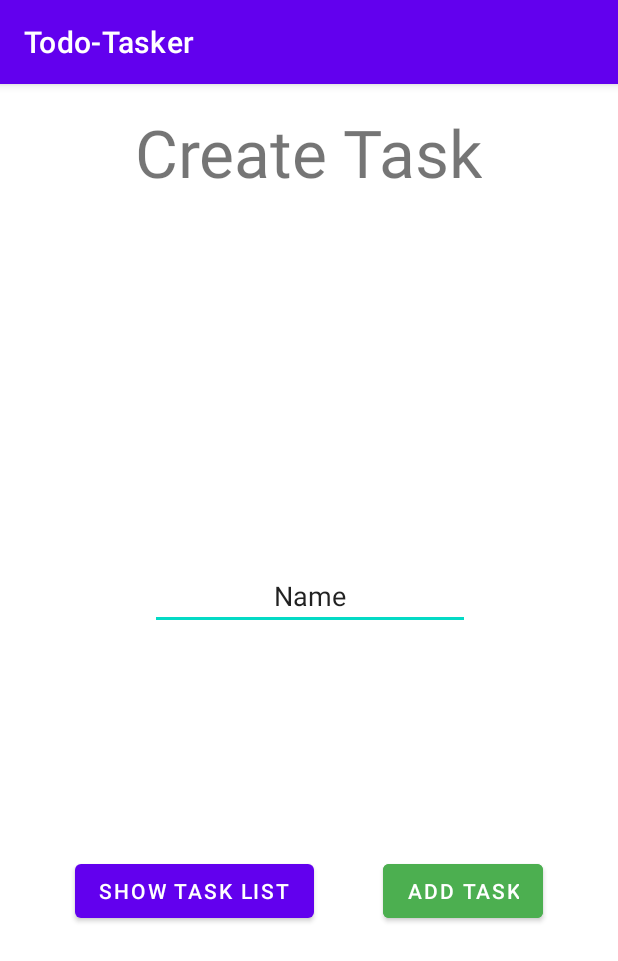
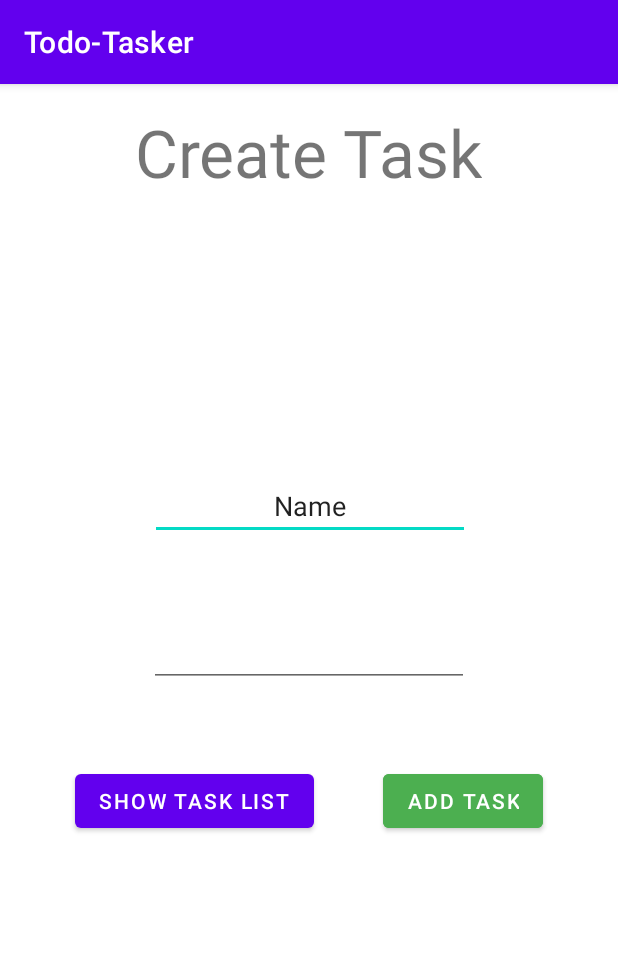
Before and after one commit to seichr/Team_02, an Android app: the screen it shows after launch (MainActivity), after a tap on "ADD TASK", on a phone screen of 412 x 824 dp. Shown: the top 961 px of the screen. Run offline under Robolectric (Android 15) with nearby library versions, the phone set to English and light mode, and no system bars; our stand-ins replace Room's generated code.

Commit message:
TT-003/003 Datepicker roughly works, needs plumbing now [EP, MK]

```diff
--- a/TodoTasker/app/src/main/java/com/backend/todo_tasker/MainActivity.kt
+++ b/TodoTasker/app/src/main/java/com/backend/todo_tasker/MainActivity.kt
@@ -1,5 +1,6 @@
 package com.backend.todo_tasker
 
+import android.app.DatePickerDialog
 import androidx.appcompat.app.AppCompatActivity
 import android.os.Bundle
 import android.widget.Button
@@ -7,11 +8,15 @@ import android.widget.EditText
 import kotlinx.coroutines.GlobalScope
 import kotlinx.coroutines.launch
 import android.content.Intent
+import android.icu.text.SimpleDateFormat
+import android.icu.util.Calendar
 import android.view.View
+import android.widget.DatePicker
 import com.backend.todo_tasker.database.DatabaseClass
 import com.backend.todo_tasker.database.Todo
 import com.backend.todo_tasker.database.TodoDatabase
 import com.backend.todo_tasker.tasklist_view.TodoListActivity
+import java.util.*
 import java.util.concurrent.Semaphore
 
 lateinit var dbClass: DatabaseClass
@@ -31,6 +36,24 @@ class MainActivity : AppCompatActivity() {
 
         dbClass = DatabaseClass(applicationContext)
         todoDb = dbClass.createDb()
+
+        //DarePicker Code
+        val myCalendar = Calendar.getInstance()
+        val edittext = findViewById<EditText>(R.id.editTextDate)
+        val date =
+            DatePickerDialog.OnDateSetListener { view, year, monthOfYear, dayOfMonth ->
+                myCalendar.set(Calendar.YEAR, year)
+                myCalendar.set(Calendar.MONTH, monthOfYear)
+                myCalendar.set(Calendar.DAY_OF_MONTH, dayOfMonth)
+                val myFormat = "dd/MM/yy"
+                val sdf = SimpleDateFormat(myFormat, Locale.US)
+                edittext.setText(sdf.format(myCalendar.time))
+            }
+        edittext.setOnClickListener {
+            DatePickerDialog(this, date, myCalendar
+                .get(Calendar.YEAR), myCalendar.get(Calendar.MONTH),
+                myCalendar.get(Calendar.DAY_OF_MONTH)).show()
+        }
     }
 
     fun addTodoActivity(view: View) {
@@ -38,7 +61,8 @@ class MainActivity : AppCompatActivity() {
 
         val title = textField.text.toString()
         // TO-DO [For Date]: set this to spinner.
-        val date = 0 // TODO: Change
+        val myCalendar = Calendar.getInstance()
+        val date = myCalendar.timeInMillis
         val reminder = 0 // TOOD: Change
 
         GlobalScope.launch {
@@ -57,4 +81,5 @@ class MainActivity : AppCompatActivity() {
             sharedDbLock.release()
         }
     }
+
 }
--- a/TodoTasker/app/src/main/res/layout/activity_main.xml
+++ b/TodoTasker/app/src/main/res/layout/activity_main.xml
@@ -46,21 +46,21 @@
 
     <EditText
         android:id="@+id/edittext_name"
-        android:labelFor="@+id/edittext_name"
         android:layout_width="wrap_content"
         android:layout_height="wrap_content"
         android:layout_marginStart="100dp"
-        android:layout_marginTop="244dp"
+        android:layout_marginTop="184dp"
         android:layout_marginEnd="100dp"
+        android:autofillHints=""
         android:ems="10"
         android:inputType="textPersonName"
+        android:labelFor="@+id/edittext_name"
         android:text="@string/STRING_NAME"
         android:textAlignment="center"
         app:layout_constraintEnd_toEndOf="parent"
         app:layout_constraintHorizontal_bias="0.0"
         app:layout_constraintStart_toStartOf="parent"
-        app:layout_constraintTop_toBottomOf="@+id/textview_add_task_title"
-        android:autofillHints="" />
+        app:layout_constraintTop_toBottomOf="@+id/textview_add_task_title" />
 
     <Button
         android:id="@+id/button_switch_to_list"
@@ -75,4 +75,19 @@
         app:layout_constraintStart_toStartOf="parent"
         app:layout_constraintTop_toBottomOf="@+id/edittext_name" />
 
+    <EditText
+        android:id="@+id/editTextDate"
+        android:layout_width="wrap_content"
+        android:layout_height="wrap_content"
+        android:clickable="true"
+        android:ems="10"
+        android:inputType="datetime"
+        android:cursorVisible="false"
+        android:focusable="false"
+        app:layout_constraintBottom_toTopOf="@+id/button_switch_to_list"
+        app:layout_constraintEnd_toEndOf="parent"
+        app:layout_constraintStart_toStartOf="parent"
+        app:layout_constraintTop_toBottomOf="@+id/edittext_name" />
+
+
 </androidx.constraintlayout.widget.ConstraintLayout>
```
